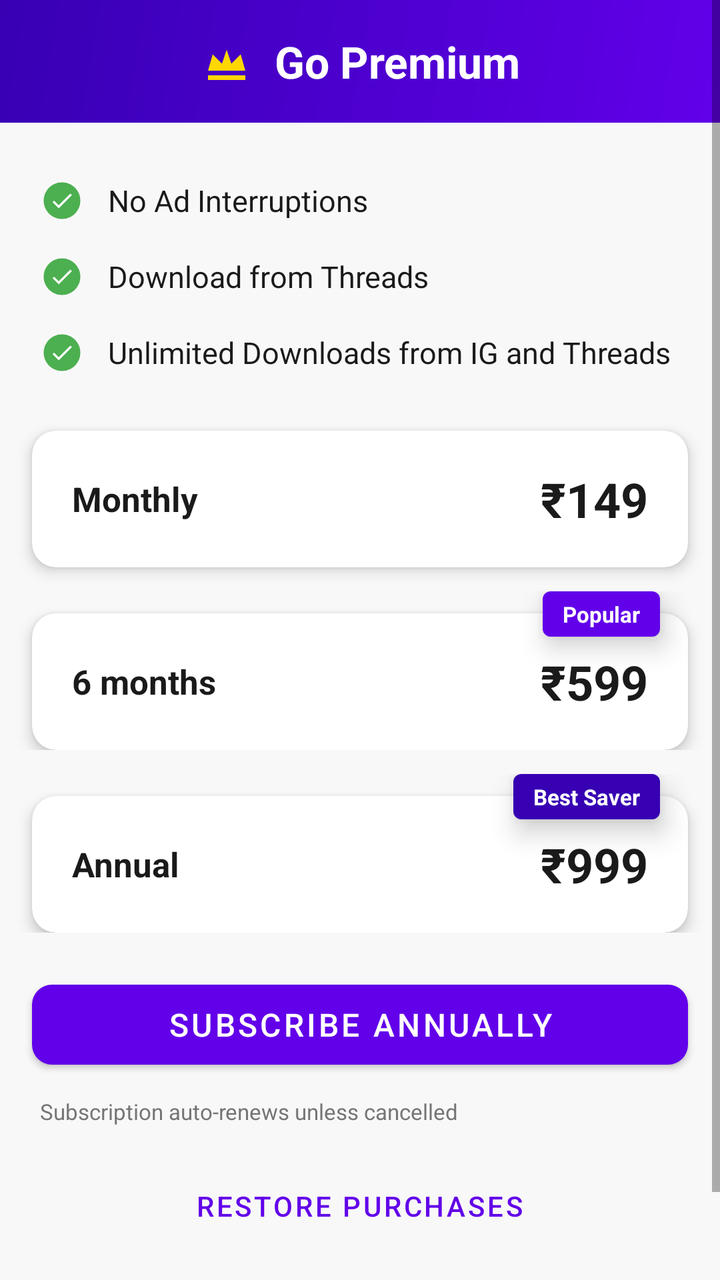
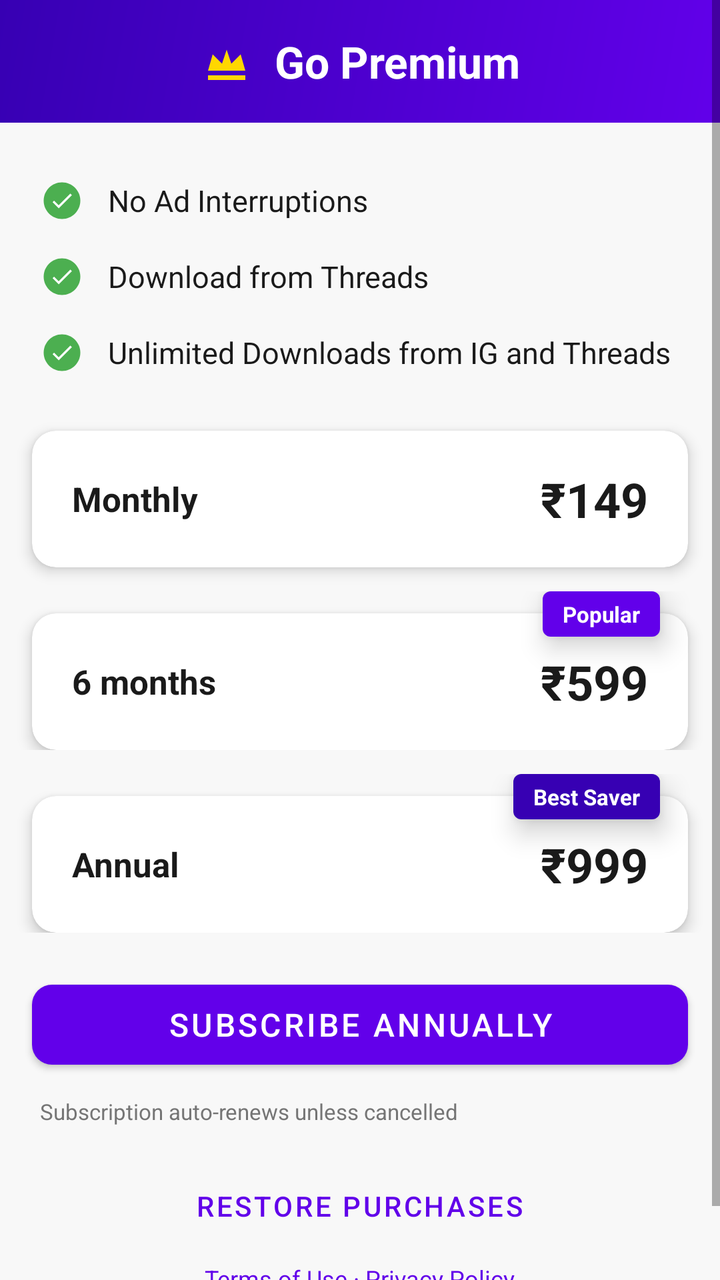

Before-and-after screenshots of an Android layout around one commit, followed by the original layout XML and the change that was made.
<!-- AndroidManifest.xml: application theme Theme.InstaGet -->
<!-- res/layout/fragment_premium.xml -->
<?xml version="1.0" encoding="utf-8"?>
<ScrollView xmlns:android="http://schemas.android.com/apk/res/android"
    xmlns:app="http://schemas.android.com/apk/res-auto"
    android:layout_width="match_parent"
    android:layout_height="match_parent"
    android:background="@color/backgroundColor">

    <LinearLayout
        android:layout_width="match_parent"
        android:layout_height="wrap_content"
        android:orientation="vertical">

        
        <LinearLayout
            android:id="@+id/freeHeader"
            android:layout_width="match_parent"
            android:layout_height="wrap_content"
            android:background="@drawable/bg_premium_gradient"
            android:gravity="center"
            android:orientation="horizontal"
            android:paddingHorizontal="24dp"
            android:paddingVertical="16dp">

            <ImageView
                android:layout_width="28dp"
                android:layout_height="28dp"
                android:src="@drawable/ic_crown"
                android:contentDescription="@null" />

            <TextView
                android:layout_width="wrap_content"
                android:layout_height="wrap_content"
                android:layout_marginStart="10dp"
                android:text="@string/label_go_premium"
                android:textColor="@color/white"
                android:textSize="22sp"
                android:textStyle="bold" />

        </LinearLayout>

        
        <LinearLayout
            android:id="@+id/subscribedHeader"
            android:layout_width="match_parent"
            android:layout_height="wrap_content"
            android:background="@drawable/bg_premium_gradient"
            android:gravity="center"
            android:orientation="vertical"
            android:paddingHorizontal="24dp"
            android:visibility="gone">

            <ImageView
                android:layout_width="56dp"
                android:layout_height="56dp"
                android:src="@drawable/ic_crown"
                android:contentDescription="@null"
                android:layout_marginBottom="14dp" />

            <TextView
                android:layout_width="wrap_content"
                android:layout_height="wrap_content"
                android:text="You are a Premium Member"
                android:textColor="@color/white"
                android:textSize="22sp"
                android:textStyle="bold"
                android:gravity="center" />

        </LinearLayout>

        
        <com.google.android.material.progressindicator.LinearProgressIndicator
            android:id="@+id/billingLoadingIndicator"
            android:layout_width="match_parent"
            android:layout_height="wrap_content"
            android:visibility="gone"
            app:indicatorColor="@color/colorPrimary"
            app:trackCornerRadius="0dp" />

        
        <LinearLayout
            android:layout_width="match_parent"
            android:layout_height="wrap_content"
            android:orientation="vertical"
            android:paddingHorizontal="20dp"
            android:paddingTop="20dp"
            android:paddingBottom="4dp">

            
            <LinearLayout
                android:layout_width="match_parent"
                android:layout_height="wrap_content"
                android:orientation="horizontal"
                android:gravity="center_vertical"
                android:paddingVertical="8dp">

                <ImageView
                    android:layout_width="22dp"
                    android:layout_height="22dp"
                    android:src="@drawable/ic_feature_tick"
                    android:contentDescription="@null" />

                <TextView
                    android:layout_width="0dp"
                    android:layout_height="wrap_content"
                    android:layout_weight="1"
                    android:layout_marginStart="12dp"
                    android:text="No Ad Interruptions"
                    android:textColor="@color/textPrimary"
                    android:textSize="15sp" />

            </LinearLayout>

            
            <LinearLayout
                android:layout_width="match_parent"
                android:layout_height="wrap_content"
                android:orientation="horizontal"
                android:gravity="center_vertical"
                android:paddingVertical="8dp">

                <ImageView
                    android:layout_width="22dp"
                    android:layout_height="22dp"
                    android:src="@drawable/ic_feature_tick"
                    android:contentDescription="@null" />

                <TextView
                    android:layout_width="0dp"
                    android:layout_height="wrap_content"
                    android:layout_weight="1"
                    android:layout_marginStart="12dp"
                    android:text="Download from Threads"
                    android:textColor="@color/textPrimary"
                    android:textSize="15sp" />

            </LinearLayout>

            
            <LinearLayout
                android:layout_width="match_parent"
                android:layout_height="wrap_content"
                android:orientation="horizontal"
                android:gravity="center_vertical"
                android:paddingVertical="8dp">

                <ImageView
                    android:layout_width="22dp"
                    android:layout_height="22dp"
                    android:src="@drawable/ic_feature_tick"
                    android:contentDescription="@null" />

                <TextView
                    android:layout_width="0dp"
                    android:layout_height="wrap_content"
                    android:layout_weight="1"
                    android:layout_marginStart="12dp"
                    android:text="Unlimited Downloads from IG and Threads"
                    android:textColor="@color/textPrimary"
                    android:textSize="15sp" />

            </LinearLayout>

        </LinearLayout>

        
        <LinearLayout
            android:id="@+id/subscriptionContent"
            android:layout_width="match_parent"
            android:layout_height="wrap_content"
            android:orientation="vertical">

            
            <com.google.android.material.card.MaterialCardView
                android:id="@+id/cardMonthly"
                android:layout_width="match_parent"
                android:layout_height="wrap_content"
                android:layout_marginHorizontal="16dp"
                android:layout_marginTop="16dp"
                android:clickable="true"
                android:focusable="true"
                app:cardCornerRadius="12dp"
                app:cardElevation="4dp"
                app:cardBackgroundColor="@color/surface">

                <LinearLayout
                    android:layout_width="match_parent"
                    android:layout_height="wrap_content"
                    android:orientation="horizontal"
                    android:gravity="center_vertical"
                    android:paddingHorizontal="20dp"
                    android:paddingVertical="18dp">

                    <TextView
                        android:layout_width="0dp"
                        android:layout_height="wrap_content"
                        android:layout_weight="1"
                        android:text="@string/label_monthly_plan"
                        android:textColor="@color/textPrimary"
                        android:textSize="17sp"
                        android:textStyle="bold" />

                    <TextView
                        android:id="@+id/tvMonthlyPrice"
                        android:layout_width="wrap_content"
                        android:layout_height="wrap_content"
                        android:text="₹149"
                        android:textColor="@color/textPrimary"
                        android:textSize="24sp"
                        android:textStyle="bold" />

                </LinearLayout>

            </com.google.android.material.card.MaterialCardView>

            
            <FrameLayout
                android:layout_width="match_parent"
                android:layout_height="wrap_content"
                android:layout_marginHorizontal="8dp"
                android:layout_marginTop="12dp">

                <com.google.android.material.card.MaterialCardView
                    android:id="@+id/cardSemiAnnual"
                    android:layout_width="match_parent"
                    android:layout_height="wrap_content"
                    android:layout_marginHorizontal="8dp"
                    android:layout_marginTop="11dp"
                    android:clickable="true"
                    android:focusable="true"
                    app:cardCornerRadius="12dp"
                    app:cardElevation="4dp"
                    app:cardBackgroundColor="@color/surface">

                    <LinearLayout
                        android:layout_width="match_parent"
                        android:layout_height="wrap_content"
                        android:orientation="horizontal"
                        android:gravity="center_vertical"
                        android:paddingHorizontal="20dp"
                        android:paddingVertical="18dp">

                        <TextView
                            android:layout_width="0dp"
                            android:layout_height="wrap_content"
                            android:layout_weight="1"
                            android:text="@string/label_semi_annual_plan"
                            android:textColor="@color/textPrimary"
                            android:textSize="17sp"
                            android:textStyle="bold" />

                        <TextView
                            android:id="@+id/tvSemiAnnualPrice"
                            android:layout_width="wrap_content"
                            android:layout_height="wrap_content"
                            android:text="₹599"
                            android:textColor="@color/textPrimary"
                            android:textSize="24sp"
                            android:textStyle="bold" />

                    </LinearLayout>

                </com.google.android.material.card.MaterialCardView>

                <TextView
                    android:id="@+id/badgePopular"
                    android:layout_width="wrap_content"
                    android:layout_height="wrap_content"
                    android:layout_gravity="top|end"
                    android:layout_marginEnd="22dp"
                    android:elevation="8dp"
                    android:background="@drawable/ic_popular_badge"
                    android:paddingHorizontal="10dp"
                    android:paddingVertical="4dp"
                    android:text="@string/label_popular"
                    android:textColor="@color/white"
                    android:textSize="11sp"
                    android:textStyle="bold" />

            </FrameLayout>

            
            <FrameLayout
                android:layout_width="match_parent"
                android:layout_height="wrap_content"
                android:layout_marginHorizontal="8dp"
                android:layout_marginTop="12dp">

                <com.google.android.material.card.MaterialCardView
                    android:id="@+id/cardAnnual"
                    android:layout_width="match_parent"
                    android:layout_height="wrap_content"
                    android:layout_marginHorizontal="8dp"
                    android:layout_marginTop="11dp"
                    android:clickable="true"
                    android:focusable="true"
                    app:cardCornerRadius="12dp"
                    app:cardElevation="4dp"
                    app:cardBackgroundColor="@color/surface">

                    <LinearLayout
                        android:layout_width="match_parent"
                        android:layout_height="wrap_content"
                        android:orientation="horizontal"
                        android:gravity="center_vertical"
                        android:paddingHorizontal="20dp"
                        android:paddingVertical="18dp">

                        <TextView
                            android:layout_width="0dp"
                            android:layout_height="wrap_content"
                            android:layout_weight="1"
                            android:text="@string/label_annual_plan"
                            android:textColor="@color/textPrimary"
                            android:textSize="17sp"
                            android:textStyle="bold" />

                        <TextView
                            android:id="@+id/tvAnnualPrice"
                            android:layout_width="wrap_content"
                            android:layout_height="wrap_content"
                            android:text="₹999"
                            android:textColor="@color/textPrimary"
                            android:textSize="24sp"
                            android:textStyle="bold" />

                    </LinearLayout>

                </com.google.android.material.card.MaterialCardView>

                <TextView
                    android:id="@+id/badgeBestValue"
                    android:layout_width="wrap_content"
                    android:layout_height="wrap_content"
                    android:layout_gravity="top|end"
                    android:layout_marginEnd="22dp"
                    android:elevation="8dp"
                    android:background="@drawable/ic_best_value_badge"
                    android:paddingHorizontal="10dp"
                    android:paddingVertical="4dp"
                    android:text="@string/label_save_50"
                    android:textColor="@color/white"
                    android:textSize="11sp"
                    android:textStyle="bold" />

            </FrameLayout>

            
            <com.google.android.material.button.MaterialButton
                android:id="@+id/btnSubscribe"
                android:layout_width="match_parent"
                android:layout_height="52dp"
                android:layout_marginHorizontal="16dp"
                android:layout_marginTop="20dp"
                android:text="Subscribe Annually"
                android:textColor="@color/white"
                android:textSize="16sp"
                app:backgroundTint="@color/colorPrimary"
                app:cornerRadius="10dp" />

            
            <TextView
                android:layout_width="wrap_content"
                android:layout_height="wrap_content"
                android:layout_marginHorizontal="20dp"
                android:layout_marginTop="10dp"
                android:text="@string/label_ongoing_offer"
                android:textColor="@color/textSecondary"
                android:textSize="11sp" />

            
            <com.google.android.material.button.MaterialButton
                android:id="@+id/btnRestore"
                style="@style/Widget.MaterialComponents.Button.TextButton"
                android:layout_width="wrap_content"
                android:layout_height="wrap_content"
                android:layout_gravity="center_horizontal"
                android:layout_marginTop="16dp"
                android:layout_marginHorizontal="16dp"
                android:text="@string/btn_restore_purchases"
                android:textColor="@color/colorPrimary" />

        </LinearLayout>

        
        <TextView
            android:layout_width="wrap_content"
            android:layout_height="wrap_content"
            android:layout_gravity="center_horizontal"
            android:layout_marginTop="12dp"
            android:layout_marginBottom="32dp"
            android:layout_marginHorizontal="16dp"
            android:text="@string/label_terms_privacy"
            android:textColor="@color/colorPrimary"
            android:textSize="12sp" />

    </LinearLayout>

</ScrollView>
<!-- resources referenced by this layout -->
<resources>
  <color name="backgroundColor">#F8F8F8</color>
  <color name="colorPrimary">#6200EA</color>
  <color name="surface">#FFFFFF</color>
  <color name="textPrimary">#1A1A1A</color>
  <color name="textSecondary">#757575</color>
  <color name="white">#FFFFFF</color>
  <!-- drawable bg_premium_gradient (drawable) -->
  <?xml version="1.0" encoding="utf-8"?>
  <shape xmlns:android="http://schemas.android.com/apk/res/android"
      android:shape="rectangle">
      <gradient
          android:angle="135"
          android:startColor="#6200EA"
          android:endColor="#3700B3"
          android:type="linear" />
  </shape>
  <!-- drawable ic_best_value_badge (drawable) -->
  <?xml version="1.0" encoding="utf-8"?>
  <shape xmlns:android="http://schemas.android.com/apk/res/android"
      android:shape="rectangle">
      <solid android:color="#3700B3" />
      <corners android:radius="4dp" />
  </shape>
  <!-- drawable ic_crown (drawable) -->
  <?xml version="1.0" encoding="utf-8"?>
  <vector xmlns:android="http://schemas.android.com/apk/res/android"
      android:width="48dp"
      android:height="48dp"
      android:viewportWidth="48"
      android:viewportHeight="48">
      <path
          android:fillColor="#FFD700"
          android:pathData="M8,36L40,36L40,40L8,40ZM8,32L12,18L20,26L24,14L28,26L36,18L40,32Z" />
  </vector>
  <!-- drawable ic_feature_tick (drawable) -->
  <?xml version="1.0" encoding="utf-8"?>
  <vector xmlns:android="http://schemas.android.com/apk/res/android"
      android:width="22dp"
      android:height="22dp"
      android:viewportWidth="24"
      android:viewportHeight="24">
      
      <path
          android:fillColor="#4CAF50"
          android:pathData="M12,2C6.48,2 2,6.48 2,12s4.48,10 10,10 10,-4.48 10,-10S17.52,2 12,2z" />
      
      <group
          android:scaleX="0.6"
          android:scaleY="0.6"
          android:pivotX="12"
          android:pivotY="12">
          <path
              android:fillColor="#FFFFFF"
              android:pathData="M9,16.17L4.83,12l-1.42,1.41L9,19 21,7l-1.41,-1.41z" />
      </group>
  </vector>
  <!-- drawable ic_popular_badge (drawable) -->
  <?xml version="1.0" encoding="utf-8"?>
  <shape xmlns:android="http://schemas.android.com/apk/res/android"
      android:shape="rectangle">
      <solid android:color="#6200EA" />
      <corners android:radius="4dp" />
  </shape>
  <string name="btn_restore_purchases">Restore Purchases</string>
  <string name="label_annual_plan">Annual</string>
  <string name="label_go_premium">Go Premium</string>
  <string name="label_monthly_plan">Monthly</string>
  <string name="label_ongoing_offer">Subscription auto-renews unless cancelled</string>
  <string name="label_popular">Popular</string>
  <string name="label_save_50">Best Saver</string>
  <string name="label_semi_annual_plan">6 months</string>
  <string name="label_terms_privacy">Terms of Use · Privacy Policy</string>
  <style name="Theme.InstaGet" parent="Theme.MaterialComponents.Light.NoActionBar">
          <item name="colorPrimary">@color/colorPrimary</item>
          <item name="colorPrimaryDark">@color/colorPrimaryDark</item>
          <item name="colorAccent">@color/colorAccent</item>
          <item name="android:windowBackground">@color/backgroundColor</item>
          <item name="android:statusBarColor">@color/colorStatusBar</item>
          <item name="android:windowLightStatusBar">false</item>
      </style>
  <color name="colorPrimaryDark">#3700B3</color>
  <color name="colorAccent">#03DAC5</color>
  <color name="colorStatusBar">#7C4DFF</color>
</resources>

<!-- the commit's change to res/layout/fragment_premium.xml (unified diff, before → after) -->
@@ -64,6 +64,19 @@
                 android:textSize="22sp"
                 android:textStyle="bold"
                 android:gravity="center" />
+
+            
+            <TextView
+                android:id="@+id/tvCancellationNotice"
+                android:layout_width="wrap_content"
+                android:layout_height="wrap_content"
+                android:layout_marginTop="10dp"
+                android:paddingHorizontal="16dp"
+                android:textColor="@color/white"
+                android:textSize="13sp"
+                android:gravity="center"
+                android:alpha="0.85"
+                android:visibility="gone" />
 
         </LinearLayout>
 
@@ -382,11 +395,24 @@
         </LinearLayout>
 
         
+        <com.google.android.material.button.MaterialButton
+            android:id="@+id/btnCancelSubscription"
+            style="@style/Widget.MaterialComponents.Button.TextButton"
+            android:layout_width="wrap_content"
+            android:layout_height="wrap_content"
+            android:layout_gravity="center_horizontal"
+            android:layout_marginTop="16dp"
+            android:layout_marginHorizontal="16dp"
+            android:text="Cancel Subscription"
+            android:textColor="@color/colorPrimary"
+            android:visibility="gone" />
+
+        
         <TextView
             android:layout_width="wrap_content"
             android:layout_height="wrap_content"
             android:layout_gravity="center_horizontal"
-            android:layout_marginTop="12dp"
+            android:layout_marginTop="4dp"
             android:layout_marginBottom="32dp"
             android:layout_marginHorizontal="16dp"
             android:text="@string/label_terms_privacy"
<!-- resource entries referenced after the edit -->
@@ -79,9 +79,11 @@
           <item name="android:windowBackground">@color/backgroundColor</item>
           <item name="android:statusBarColor">@color/colorStatusBar</item>
           <item name="android:windowLightStatusBar">false</item>
+          
+          <item name="android:windowOptOutEdgeToEdgeEnforcement">true</item>
       </style>
   <color name="colorPrimaryDark">#3700B3</color>
   <color name="colorAccent">#03DAC5</color>
-  <color name="colorStatusBar">#7C4DFF</color>
+  <color name="colorStatusBar">#6B2DE8</color>
 </resources>
 
